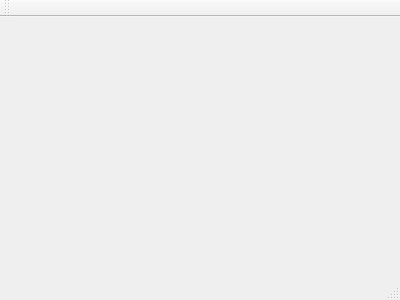
Qt form picviewerwindow.ui (BLumia/LightPicViewer) before a commit.
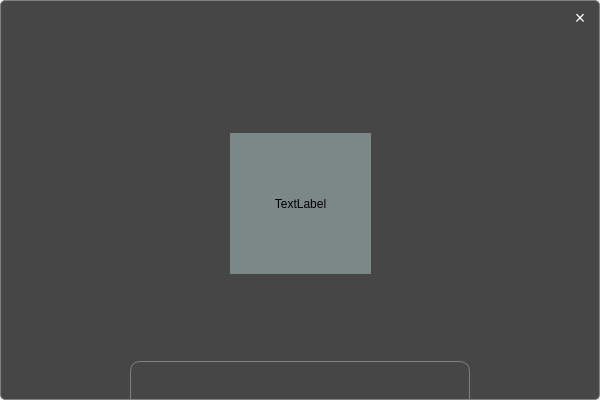
The same form after that commit. Icons and pictures are not drawn.

Diff of the .ui file:
```diff
--- a/picviewerwindow.ui
+++ b/picviewerwindow.ui
@@ -1,24 +1,171 @@
 <ui version="4.0">
  <class>PicViewerWindow</class>
- <widget class="QMainWindow" name="PicViewerWindow" >
-  <property name="geometry" >
+ <widget class="QMainWindow" name="PicViewerWindow">
+  <property name="geometry">
    <rect>
     <x>0</x>
     <y>0</y>
-    <width>400</width>
-    <height>300</height>
+    <width>600</width>
+    <height>400</height>
    </rect>
   </property>
   <property name="windowTitle" >
    <string>PicViewerWindow</string>
   </property>
-  <widget class="QMenuBar" name="menuBar" />
-  <widget class="QToolBar" name="mainToolBar" />
-  <widget class="QWidget" name="centralWidget" />
-  <widget class="QStatusBar" name="statusBar" />
+  <property name="autoFillBackground">
+   <bool>false</bool>
+  </property>
+  <property name="styleSheet">
+   <string notr="true">QWidget#centralWidget {
+	font-family: &quot;Arial&quot;, &quot;宋体&quot;, &quot;Segoe UI&quot;, &quot;微软雅黑&quot;;
+	border-radius:5px;
+	border:1px solid gray;
+	background-color:rgba(0,0,0,180)
+}
+
+#closeBtn:hover {
+	background-color:rgba(225,0,0,200);
+	/*transition: background-color 0.5s;*/
+}
+
+#closeBtn {
+	border-radius:12px;
+	font-size: 18px;
+	color: #FFF;
+	background-color:rgba(225,255,255,0);
+	/*transition: background-color 0.5s;*/
+}
+
+#viewerLabel {
+	background-color:rgba(225,255,255,90);
+}
+
+QGroupBox {
+	border: 1px solid gray;
+	border-top-left-radius: 10px;
+	border-top-right-radius: 10px;
+	margin-top: 0ex; /* leave space at the top for the title */
+}
+
+QPushButton {
+	border-radius:0px;
+	background-color:rgba(225,255,255,0);
+	/*transition: background-color 0.5s;*/
+}
+</string>
+  </property>
+  <widget class="QWidget" name="centralWidget">
+   <widget class="QPushButton" name="closeBtn">
+    <property name="geometry">
+     <rect>
+      <x>568</x>
+      <y>5</y>
+      <width>24</width>
+      <height>24</height>
+     </rect>
+    </property>
+    <property name="text">
+     <string>×</string>
+    </property>
+   </widget>
+   <widget class="QLabel" name="viewerLabel">
+    <property name="enabled">
+     <bool>true</bool>
+    </property>
+    <property name="geometry">
+     <rect>
+      <x>230</x>
+      <y>133</y>
+      <width>141</width>
+      <height>141</height>
+     </rect>
+    </property>
+    <property name="sizePolicy">
+     <sizepolicy hsizetype="Expanding" vsizetype="Expanding">
+      <horstretch>100</horstretch>
+      <verstretch>100</verstretch>
+     </sizepolicy>
+    </property>
+    <property name="autoFillBackground">
+     <bool>false</bool>
+    </property>
+    <property name="text">
+     <string>TextLabel</string>
+    </property>
+    <property name="alignment">
+     <set>Qt::AlignCenter</set>
+    </property>
+   </widget>
+   <widget class="QGroupBox" name="optionPanel">
+    <property name="geometry">
+     <rect>
+      <x>130</x>
+      <y>361</y>
+      <width>340</width>
+      <height>40</height>
+     </rect>
+    </property>
+    <property name="title">
+     <string/>
+    </property>
+    <widget class="QPushButton" name="origSizeBtn">
+     <property name="geometry">
+      <rect>
+       <x>20</x>
+       <y>5</y>
+       <width>31</width>
+       <height>31</height>
+      </rect>
+     </property>
+     <property name="text">
+      <string/>
+     </property>
+     <property name="icon">
+      <iconset resource="LightPicViewer.qrc">
+       <normaloff>:/ico/panel/res/tool_bt_11.png</normaloff>:/ico/panel/res/tool_bt_11.png</iconset>
+     </property>
+     <property name="iconSize">
+      <size>
+       <width>22</width>
+       <height>22</height>
+      </size>
+     </property>
+     <property name="autoRepeat">
+      <bool>false</bool>
+     </property>
+     <property name="autoExclusive">
+      <bool>false</bool>
+     </property>
+    </widget>
+    <widget class="QPushButton" name="pushButton">
+     <property name="geometry">
+      <rect>
+       <x>62</x>
+       <y>6</y>
+       <width>31</width>
+       <height>31</height>
+      </rect>
+     </property>
+     <property name="text">
+      <string/>
+     </property>
+     <property name="icon">
+      <iconset resource="LightPicViewer.qrc">
+       <normaloff>:/ico/panel/res/tool_bt_Full.png</normaloff>:/ico/panel/res/tool_bt_Full.png</iconset>
+     </property>
+     <property name="iconSize">
+      <size>
+       <width>22</width>
+       <height>22</height>
+      </size>
+     </property>
+    </widget>
+   </widget>
+  </widget>
  </widget>
- <layoutDefault spacing="6" margin="11" />
- <pixmapfunction></pixmapfunction>
- <resources/>
+ <layoutdefault spacing="6" margin="11"/>
+ <resources>
+  <include location="LightPicViewer.qrc"/>
+ </resources>
  <connections/>
 </ui>
```
Left out of the diff: 6 changed lines with no effect on the pictures.
